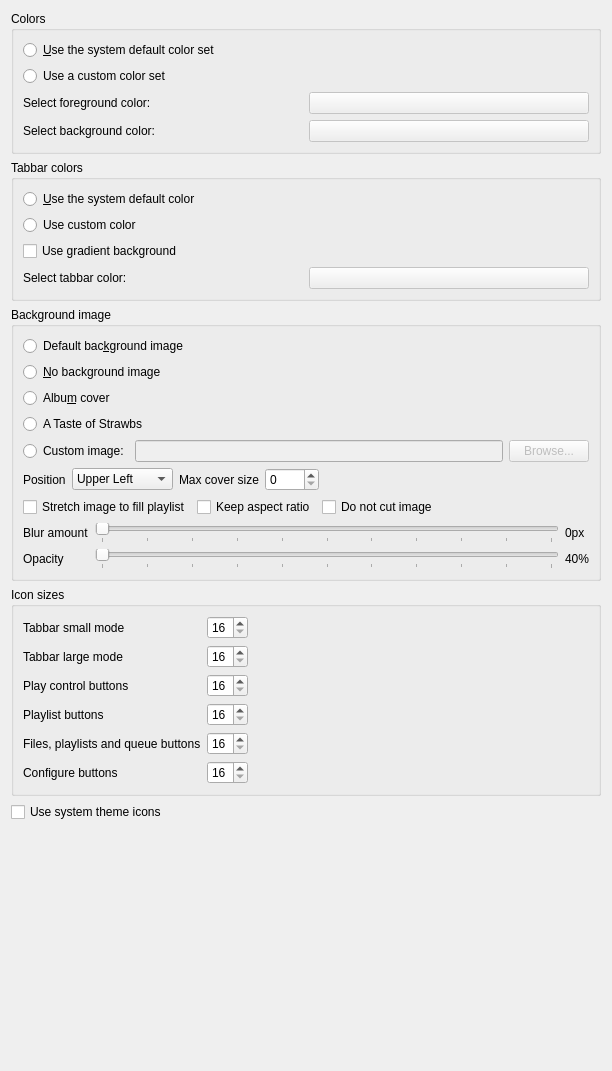
Old version of the form src/settings/appearancesettingspage.ui in the repository strawberrymusicplayer/strawberry.
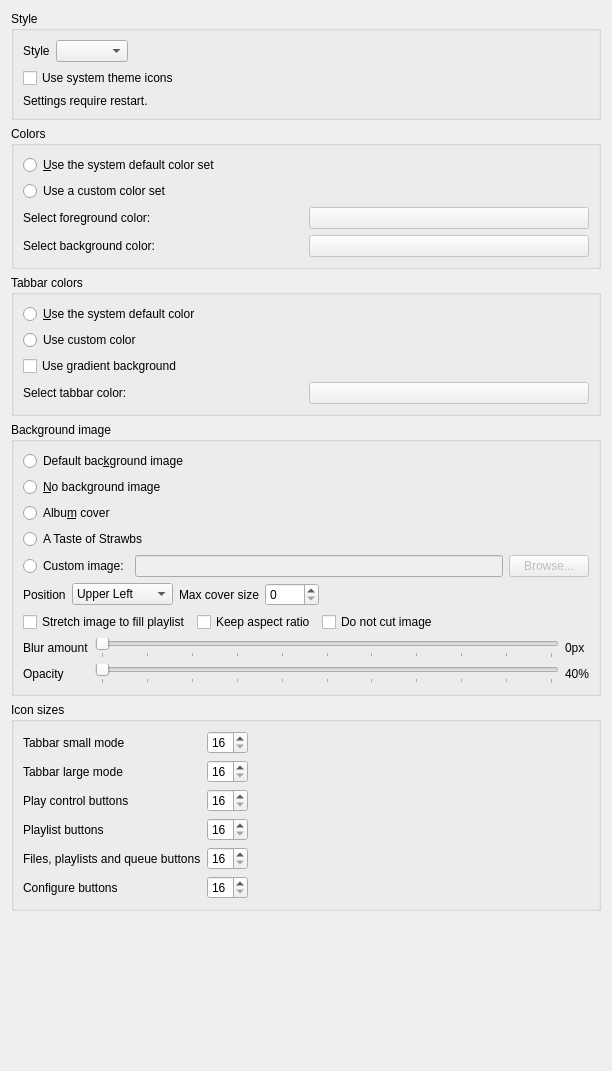
New version of the form.

Commit message: Add setting to set style

```diff
--- a/src/settings/appearancesettingspage.ui
+++ b/src/settings/appearancesettingspage.ui
@@ -14,6 +14,56 @@
    <string>Appearance</string>
   </property>
   <layout class="QVBoxLayout" name="layout_appearancesettingspage">
+   <item>
+    <widget class="QGroupBox" name="groupbox_style">
+     <property name="title">
+      <string>Style</string>
+     </property>
+     <layout class="QVBoxLayout" name="verticalLayout">
+      <item>
+       <layout class="QHBoxLayout" name="layout_style">
+        <item>
+         <widget class="QLabel" name="label_style">
+          <property name="text">
+           <string>Style</string>
+          </property>
+         </widget>
+        </item>
+        <item>
+         <widget class="QComboBox" name="combobox_style"/>
+        </item>
+        <item>
+         <spacer name="spacer_style">
+          <property name="orientation">
+           <enum>Qt::Horizontal</enum>
+          </property>
+          <property name="sizeHint" stdset="0">
+           <size>
+            <width>40</width>
+            <height>20</height>
+           </size>
+          </property>
+         </spacer>
+        </item>
+       </layout>
+      </item>
+      <item>
+       <widget class="QCheckBox" name="checkbox_system_icons">
+        <property name="text">
+         <string>Use system theme icons</string>
+        </property>
+       </widget>
+      </item>
+      <item>
+       <widget class="QLabel" name="label_2">
+        <property name="text">
+         <string>Settings require restart.</string>
+        </property>
+       </widget>
+      </item>
+     </layout>
+    </widget>
+   </item>
    <item>
     <widget class="QGroupBox" name="groupbox_colors">
      <property name="title">
@@ -562,13 +612,6 @@
      </layout>
     </widget>
    </item>
-   <item>
-    <widget class="QCheckBox" name="checkbox_system_icons">
-     <property name="text">
-      <string>Use system theme icons</string>
-     </property>
-    </widget>
-   </item>
    <item>
     <spacer name="spacer_bottom">
      <property name="orientation">
```
Left out of the diff: 1 changed line with no effect on the pictures. The commit also changes 3 other files.
